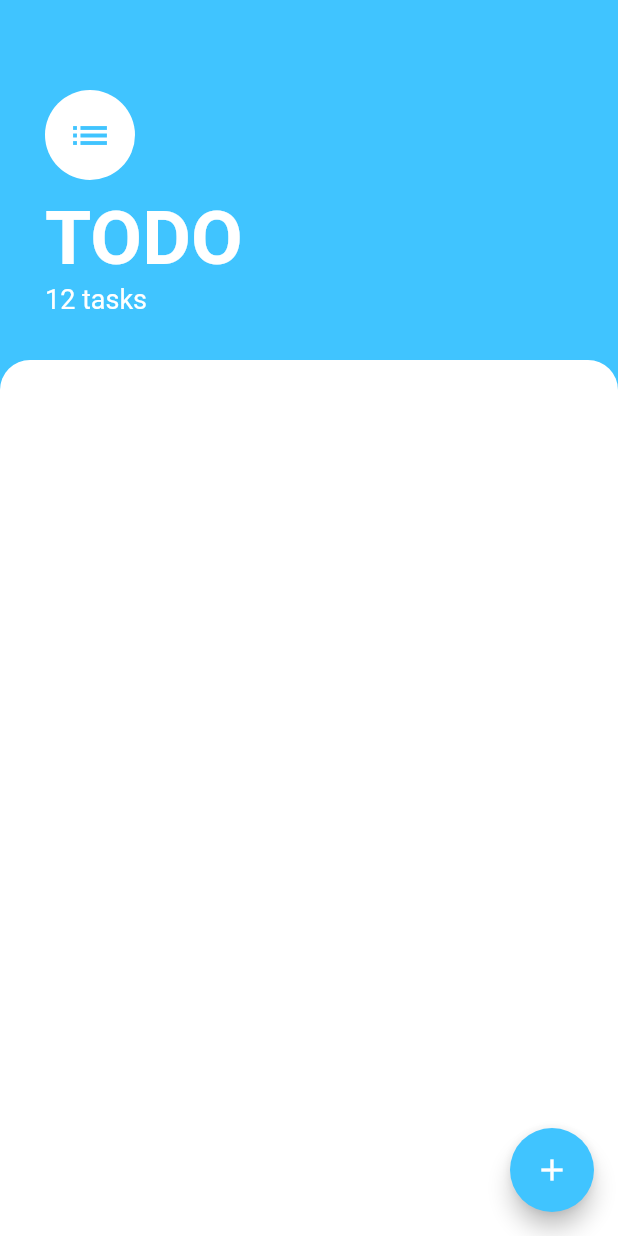
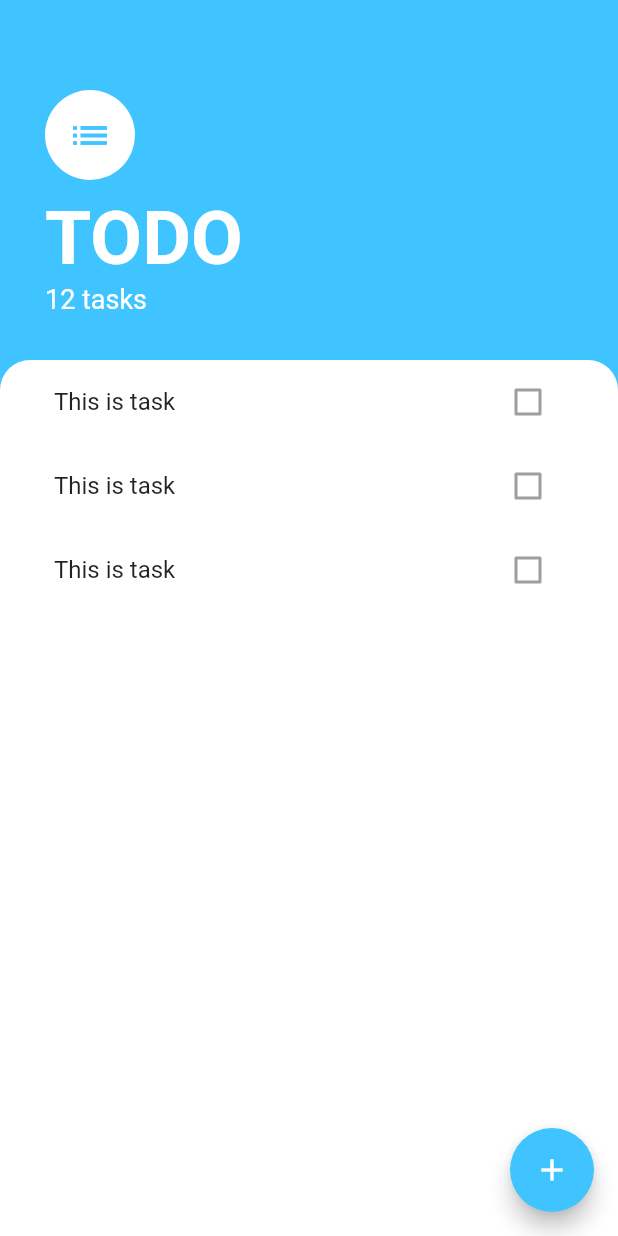
Before and after one commit to Mayakuwa/todoey_app, a Flutter app: the screen it shows after launch, on a phone screen of 412 x 824 dp. Run offline on Flutter 3.47's test engine with Material 2 defaults, Android fonts, the phone set to English and light mode, and no system bars.

Commit message:
change taskScreen

```diff
--- a/lib/screens/TaskScreen.dart
+++ b/lib/screens/TaskScreen.dart
@@ -1,4 +1,5 @@
 import 'package:flutter/material.dart';
+import 'package:todoey_flutter/widgets/tasks_list.dart';
 
 class TaskScreen extends StatelessWidget {
   @override
@@ -48,6 +49,7 @@ class TaskScreen extends StatelessWidget {
           ),
           Expanded(
             child: Container(
+              padding: EdgeInsets.symmetric(horizontal: 20.0),
               decoration: BoxDecoration(
                   color: Colors.white,
                   borderRadius: BorderRadius.only(
@@ -55,6 +57,7 @@ class TaskScreen extends StatelessWidget {
                     topRight: Radius.circular(20.0),
                   )
               ),
+              child: TasksList(),
             ),
           ),
         ],
--- /dev/null
+++ b/lib/widgets/task_tile.dart
@@ -0,0 +1,14 @@
+import 'package:flutter/material.dart';
+
+class TaskTile extends StatelessWidget {
+
+  @override
+  Widget build(BuildContext context) {
+    return ListTile(
+      title: Text('This is task'),
+      trailing: Checkbox(
+        value: false,
+      ),
+    );
+  }
+}
--- /dev/null
+++ b/lib/widgets/tasks_list.dart
@@ -0,0 +1,16 @@
+import 'package:flutter/material.dart';
+import 'task_tile.dart';
+
+class TasksList extends StatelessWidget {
+
+  @override
+  Widget build(BuildContext context) {
+    return ListView(
+      children: <Widget>[
+        TaskTile(),
+        TaskTile(),
+        TaskTile()
+      ],
+    );
+  }
+}
```
